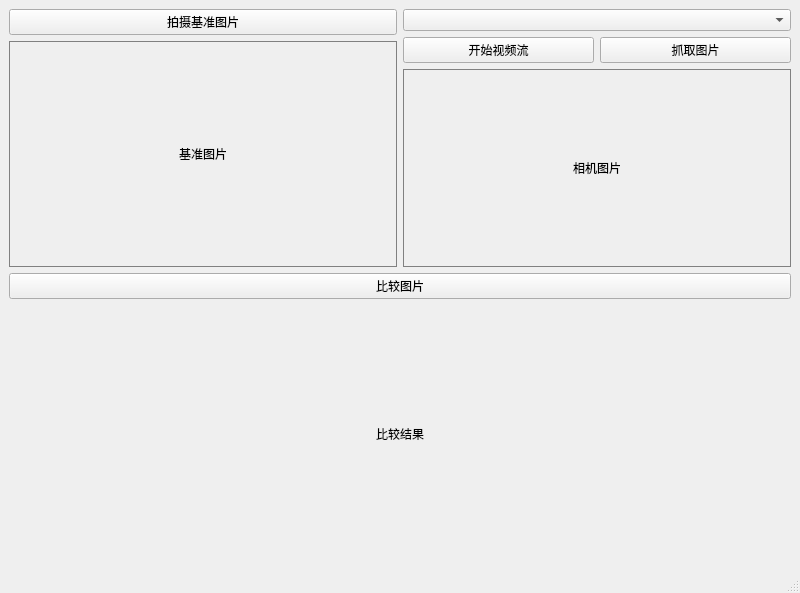
This is ProductChecker/form/mainwindow.ui in MinbinGong/qt-projects as Qt 5 draws it before an edit. The edited form follows.
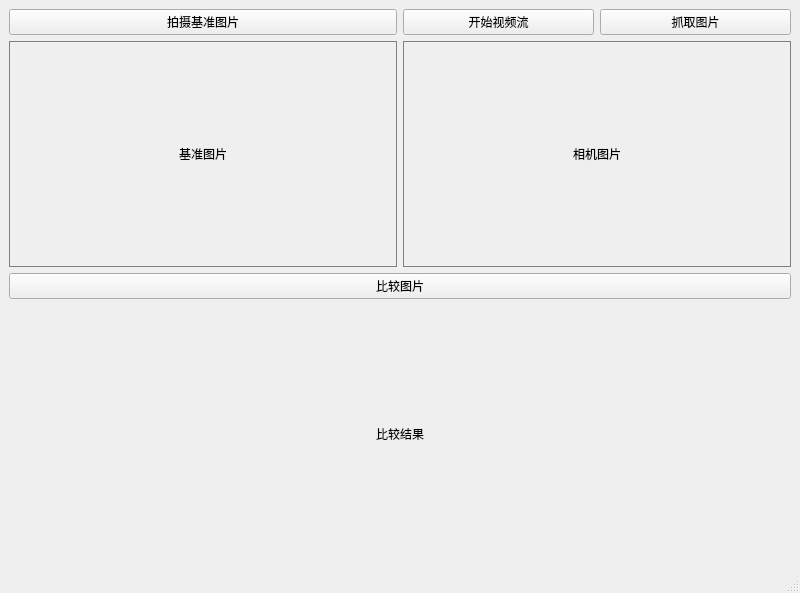
This is the edited form.

Commit message: Update ProductChecker with new UI

Patch:
```diff
--- a/ProductChecker/form/mainwindow.ui
+++ b/ProductChecker/form/mainwindow.ui
@@ -49,13 +49,6 @@
       </item>
       <item>
        <layout class="QVBoxLayout" name="rightLayout">
-        <item>
-         <widget class="QComboBox" name="cameraComboBox">
-          <property name="toolTip">
-           <string>选择相机</string>
-          </property>
-         </widget>
-        </item>
         <item>
          <layout class="QHBoxLayout" name="cameraControlLayout">
           <item>
```
The commit also changes 4 other files.
